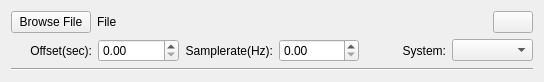
Qt form ui/moCapSelectionWidget.ui (ped-dyn-emp/PeTrack) before a commit.
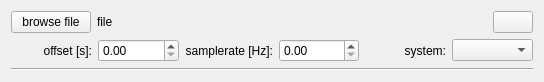
The same form after that commit.

Commit message: Change text of Manage MoCap Dialog

```diff
--- a/ui/moCapSelectionWidget.ui
+++ b/ui/moCapSelectionWidget.ui
@@ -7,7 +7,7 @@
     <x>0</x>
     <y>0</y>
     <width>544</width>
-    <height>71</height>
+    <height>80</height>
    </rect>
   </property>
   <property name="windowTitle">
@@ -22,14 +22,14 @@
      <item>
       <widget class="QPushButton" name="browseFileButton">
        <property name="text">
-        <string>Browse File</string>
+        <string>browse file</string>
        </property>
       </widget>
      </item>
      <item>
       <widget class="QLabel" name="filePathLabel">
        <property name="text">
-        <string>File</string>
+        <string>file</string>
        </property>
        <property name="textInteractionFlags">
         <set>Qt::LinksAccessibleByMouse|Qt::TextSelectableByKeyboard|Qt::TextSelectableByMouse</set>
@@ -53,7 +53,7 @@
      <item>
       <widget class="QLabel" name="label_2">
        <property name="text">
-        <string>Offset(sec):</string>
+        <string>offset [s]:</string>
        </property>
        <property name="alignment">
         <set>Qt::AlignRight|Qt::AlignTrailing|Qt::AlignVCenter</set>
@@ -66,7 +66,7 @@
      <item>
       <widget class="QLabel" name="label">
        <property name="text">
-        <string>Samplerate(Hz):</string>
+        <string>samplerate [Hz]:</string>
        </property>
        <property name="alignment">
         <set>Qt::AlignRight|Qt::AlignTrailing|Qt::AlignVCenter</set>
@@ -79,7 +79,7 @@
      <item>
       <widget class="QLabel" name="label_4">
        <property name="text">
-        <string>System:</string>
+        <string>system:</string>
        </property>
        <property name="alignment">
         <set>Qt::AlignRight|Qt::AlignTrailing|Qt::AlignVCenter</set>
```
The commit also changes 1 other file.
